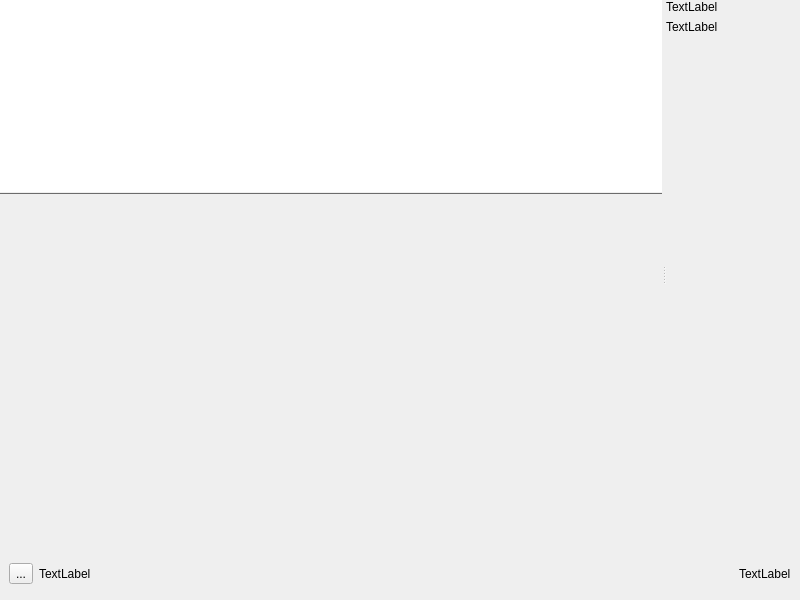
Qt form src/ui/game/gamewindow.ui (lbproductions/psnewmodel) before a commit.
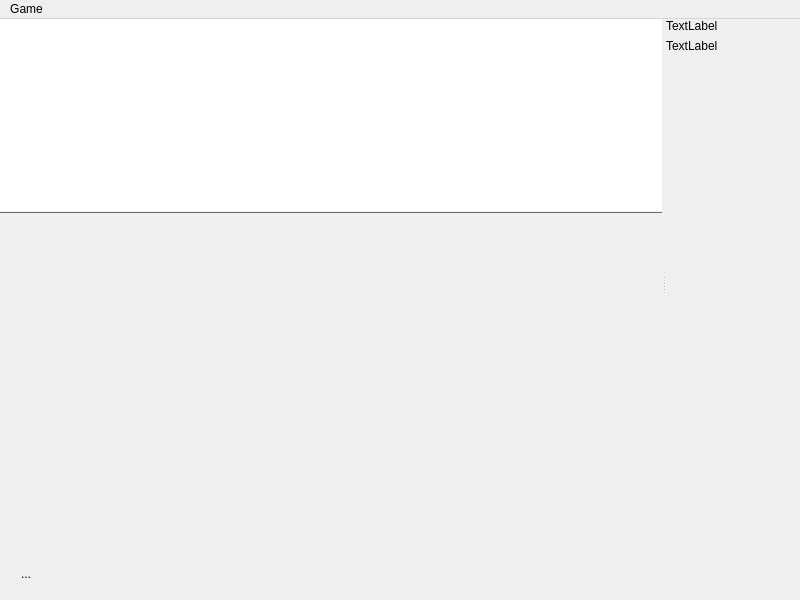
The same form after that commit. Icons and pictures are not drawn. Custom widgets are drawn as their Qt base class.

Commit message: Added a fixed YAxis to the graph. Games are now play/pausable.

Diff of the .ui file:
```diff
--- a/src/ui/game/gamewindow.ui
+++ b/src/ui/game/gamewindow.ui
@@ -20,6 +20,17 @@
 QTableCornerButton::section {
 border: none;
 background: rgb(55,55,55);
+}
+QLabel#labelLength {
+color:white;
+}
+ QLabel#labelClock {
+color:white;
+font-size: 19px;
+}
+QToolButton#toolButtonState {
+border: none;
+background: none;
 }</string>
   </property>
   <widget class="QWidget" name="centralwidget">
@@ -115,13 +126,18 @@
              <height>330</height>
             </rect>
            </property>
-           <layout class="QVBoxLayout" name="verticalLayout_3" stretch="0">
+           <layout class="QHBoxLayout" name="horizontalLayout_3" stretch="0,0">
             <property name="spacing">
              <number>0</number>
             </property>
             <property name="margin">
              <number>0</number>
             </property>
+            <item>
+             <widget class="GraphAxis" name="graphAxis" native="true">
+              <layout class="QVBoxLayout" name="verticalLayout_3"/>
+             </widget>
+            </item>
             <item>
              <widget class="GraphWidget" name="graphWidget" native="true">
               <property name="sizePolicy">
@@ -130,14 +146,7 @@
                 <verstretch>0</verstretch>
                </sizepolicy>
               </property>
-              <layout class="QVBoxLayout" name="verticalLayout_4">
-               <property name="spacing">
-                <number>0</number>
-               </property>
-               <property name="margin">
-                <number>0</number>
-               </property>
-              </layout>
+              <layout class="QHBoxLayout" name="horizontalLayout"/>
              </widget>
             </item>
            </layout>
@@ -200,17 +209,45 @@
        </size>
       </property>
       <layout class="QHBoxLayout" name="horizontalLayout_2">
+       <property name="leftMargin">
+        <number>0</number>
+       </property>
+       <property name="topMargin">
+        <number>0</number>
+       </property>
+       <property name="rightMargin">
+        <number>12</number>
+       </property>
+       <property name="bottomMargin">
+        <number>0</number>
+       </property>
        <item>
-        <widget class="QToolButton" name="toolButton">
+        <widget class="QToolButton" name="toolButtonState">
+         <property name="minimumSize">
+          <size>
+           <width>52</width>
+           <height>52</height>
+          </size>
+         </property>
          <property name="text">
           <string>...</string>
          </property>
+         <property name="icon">
+          <iconset resource="../../resource/statusbar/statusbar.qrc">
+           <normaloff>:/statusbar/play.png</normaloff>:/statusbar/play.png</iconset>
+         </property>
+         <property name="iconSize">
+          <size>
+           <width>32</width>
+           <height>32</height>
+          </size>
+         </property>
         </widget>
        </item>
        <item>
         <widget class="QLabel" name="label_3">
          <property name="text">
-          <string>TextLabel</string>
+          <string/>
          </property>
         </widget>
        </item>
@@ -230,7 +267,7 @@
        <item>
         <widget class="QLabel" name="label_4">
          <property name="text">
-          <string>TextLabel</string>
+          <string/>
          </property>
         </widget>
        </item>
@@ -248,6 +285,13 @@
      <height>22</height>
     </rect>
    </property>
+   <widget class="QMenu" name="menuGame">
+    <property name="title">
+     <string>Game</string>
+    </property>
+    <addaction name="actionPlayPause"/>
+   </widget>
+   <addaction name="menuGame"/>
   </widget>
  </widget>
  <customwidgets>
@@ -257,6 +301,18 @@
    <header location="global">ui/game/graphwidget.h</header>
    <container>1</container>
   </customwidget>
+  <customwidget>
+   <class>ScrollArea</class>
+   <extends>QScrollArea</extends>
+   <header location="global">ui/widgets/scrollarea.h</header>
+   <container>1</container>
+  </customwidget>
+  <customwidget>
+   <class>GraphAxis</class>
+   <extends>QWidget</extends>
+   <header location="global">ui/game/graphaxis.h</header>
+   <container>1</container>
+  </customwidget>
  </customwidgets>
  <resources/>
  <connections/>
```
Left out of the diff: 22 changed lines with no effect on the pictures. The commit also changes 16 other files.
